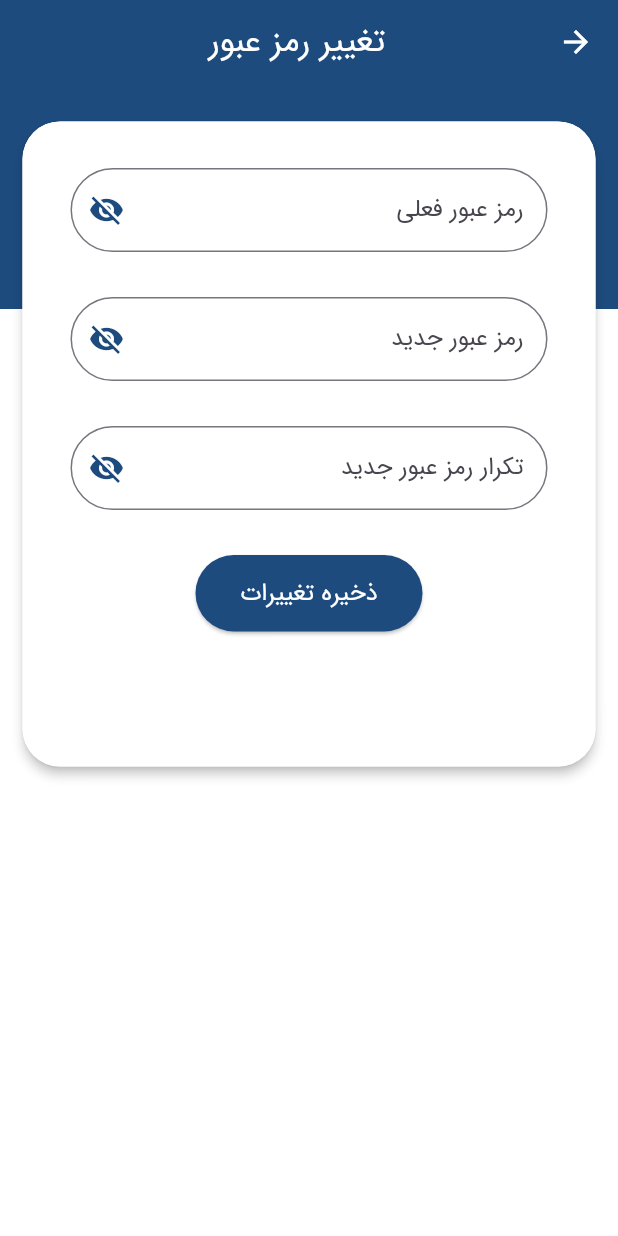
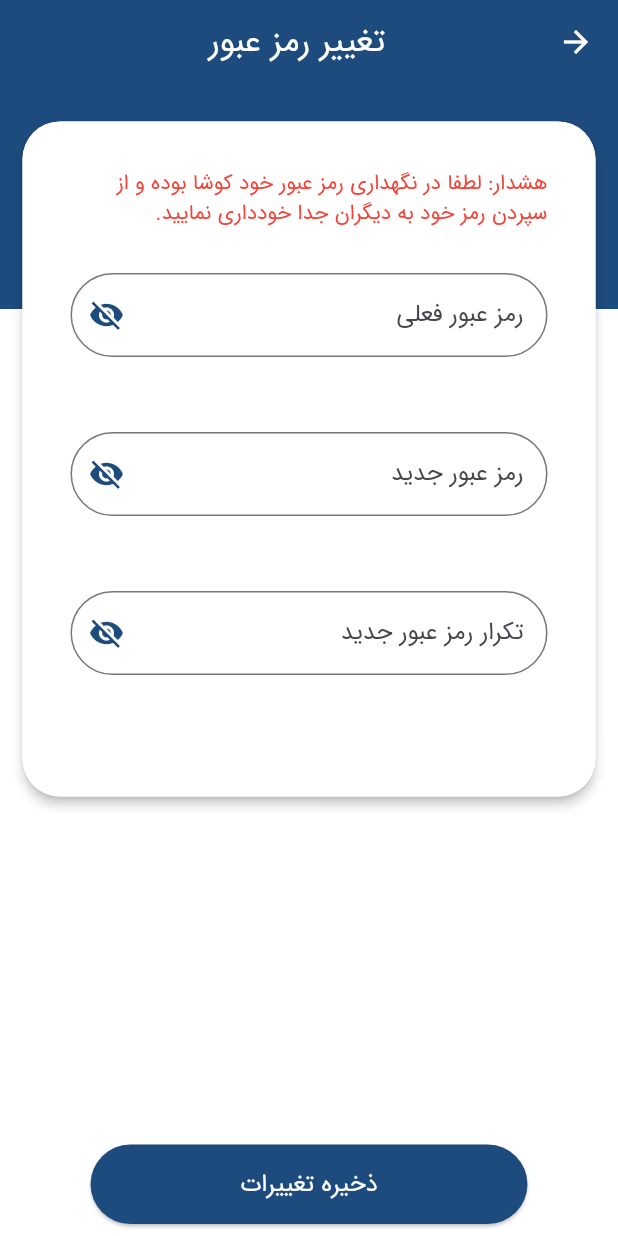
Before and after one commit to amirroohi/mobile-bank, a Flutter app: the ChangePasswordScreen screen opened directly, on a phone screen of 412 x 824 dp. Run offline on Flutter 3.47's test engine with Material 3 defaults, Android fonts, the phone set to English and light mode, and no system bars; our stand-ins replace card_swiper, dropdown_search, pinput, shared_preferences; missing offline and left inert: persian_number_utility; accounts and stored records are empty.

Commit message:
modified at 21/5/2025 08:45

```diff
--- a/lib/views/cards/cards_screen.dart
+++ b/lib/views/cards/cards_screen.dart
@@ -84,7 +84,7 @@ class _CardsScreenState extends State<CardsScreen> {
               ),
               const SizedBox(height: AppSizes.spacing),
               SizedBox(
-                height: AppSizes.cardHeight,
+                height: 250,
                 child: Swiper(
                   itemCount: filteredCards.length,
                   layout: SwiperLayout.TINDER,
--- a/lib/views/setting/change_password_screen.dart
+++ b/lib/views/setting/change_password_screen.dart
@@ -54,7 +54,7 @@ class _ChangePasswordScreenState extends State<ChangePasswordScreen> {
                     elevation: 3,
                     borderRadius: BorderRadius.circular(25),
                     child: Container(
-                      height: 430 ,
+                      height: 450,
                       padding: const EdgeInsets.symmetric(
                         horizontal: 0,
                         vertical: 15,
@@ -66,11 +66,8 @@ class _ChangePasswordScreenState extends State<ChangePasswordScreen> {
                       child: Column(
                         children: [
                           // Form Card
-                          Expanded(
-                            child: SingleChildScrollView(
-                              padding: const EdgeInsets.symmetric(
-                                horizontal: 16,
-                              ),
+                          SingleChildScrollView(
+                            padding: const EdgeInsets.symmetric(horizontal: 16),
                             child: Form(
                               key: _formKey,
                               child: Container(
@@ -80,10 +77,17 @@ class _ChangePasswordScreenState extends State<ChangePasswordScreen> {
                                   borderRadius: BorderRadius.circular(12),
                                 ),
                                 child: Column(
-                                    spacing: 30,
-                                    crossAxisAlignment:
-                                        CrossAxisAlignment.start,
+                                  spacing: 0,
+                                  crossAxisAlignment: CrossAxisAlignment.start,
                                   children: [
+                                    SizedBox(
+                                      height: 70,
+                                      child: Text(
+                                        "هشدار: لطفا در نگهداری رمز عبور خود کوشا بوده و از سپردن رمز خود به دیگران جدا خودداری نمایید. ",
+                                        textAlign: TextAlign.right,
+                                        style: TextStyle(color: Colors.red),
+                                      ),
+                                    ),
                                     _buildPasswordField(
                                       label: "رمز عبور فعلی",
                                       controller: _currentPasswordController,
@@ -102,8 +106,7 @@ class _ChangePasswordScreenState extends State<ChangePasswordScreen> {
                                       obscureText: _isObscureNew,
                                       toggleObscure: () {
                                         setState(
-                                            () =>
-                                                _isObscureNew = !_isObscureNew,
+                                          () => _isObscureNew = !_isObscureNew,
                                         );
                                       },
                                     ),
@@ -126,25 +129,8 @@ class _ChangePasswordScreenState extends State<ChangePasswordScreen> {
                                         return null;
                                       },
                                     ),
-                                        Center(
-                                          child: ElevatedButton(
-                                            onPressed: _handleChangePassword,
-                                            style: ElevatedButton.styleFrom(
-                                              backgroundColor: AppColors.primary,
-                                              foregroundColor: Colors.white,
-                                              padding: const EdgeInsets.symmetric(
-                                                vertical: 14,
-                                                horizontal: 30,
+                                  ],
                                 ),
-                                              shape: RoundedRectangleBorder(
-                                                borderRadius: BorderRadius.circular(
-                                                  50,
-                                                ),
-                                              ),
-                                            ),
-                                            child: const Text(
-                                              "ذخیره تغییرات",
-                                              style: TextStyle(fontSize: 16),
                               ),
                             ),
                           ),
@@ -153,8 +139,27 @@ class _ChangePasswordScreenState extends State<ChangePasswordScreen> {
                     ),
                   ),
                 ),
+                Positioned(
+                  bottom: 30,
+                  right: 0,
+                  left: 0,
+                  child: Center(
+                    child: ElevatedButton(
+                      onPressed: _handleChangePassword,
+                      style: ElevatedButton.styleFrom(
+                        backgroundColor: AppColors.primary,
+                        foregroundColor: Colors.white,
+                        padding: const EdgeInsets.symmetric(
+                          vertical: 15,
+                          horizontal: 100,
                         ),
-                        ],
+                        shape: RoundedRectangleBorder(
+                          borderRadius: BorderRadius.circular(50),
+                        ),
+                      ),
+                      child: const Text(
+                        "ذخیره تغییرات",
+                        style: TextStyle(fontSize: 16),
                       ),
                     ),
                   ),
@@ -174,7 +179,11 @@ class _ChangePasswordScreenState extends State<ChangePasswordScreen> {
     required VoidCallback toggleObscure,
     FormFieldValidator<String>? validator,
   }) {
-    return TextFormField(
+    return Padding(
+      padding: const EdgeInsets.only(bottom: 16.0),
+      child: SizedBox(
+        height: 90, // Enough height to include error text without layout shift
+        child: TextFormField(
           controller: controller,
           obscureText: obscureText,
           validator:
@@ -195,6 +204,9 @@ class _ChangePasswordScreenState extends State<ChangePasswordScreen> {
               ),
               onPressed: toggleObscure,
             ),
+            errorStyle: const TextStyle(height: 1.5), // Compact error text
+          ),
+        ),
       ),
     );
   }
--- a/lib/views/setting/profile_screen.dart
+++ b/lib/views/setting/profile_screen.dart
@@ -53,7 +53,7 @@ class _ProfileScreenState extends State<ProfileScreen> {
                   width: double.infinity,
                   color: AppColors.white,
                 ),
-                Container(height: 250, color: AppColors.primary),
+                Container(height: 150, color: AppColors.primary),
 
                 Positioned(
                   top: 75,
--- a/lib/views/transfer/transfer_type_screen.dart
+++ b/lib/views/transfer/transfer_type_screen.dart
@@ -35,10 +35,10 @@ class TransferTypeScreen extends StatelessWidget {
             Stack(
               children: [
                 ConstrainedBox(
-                  constraints: const BoxConstraints(minHeight: 770, maxHeight: 790),
+                  constraints: const BoxConstraints(minHeight: 770, maxHeight: 830),
                   child: Container(color: AppColors.white),
                 ),
-                Container(height: 250, color: AppColors.primary),
+                Container(height: 150, color: AppColors.primary),
                 Positioned(
                   top: 65,
                   left: 15,
--- a/lib/widgets/transfer_section.dart
+++ b/lib/widgets/transfer_section.dart
@@ -15,8 +15,8 @@ class TransferSection extends StatelessWidget {
     return Directionality(
       textDirection: TextDirection.rtl,
       child: Container(
-        margin: const EdgeInsets.all(12),
-        padding: const EdgeInsets.all(16),
+        margin: const EdgeInsets.fromLTRB(12,12,12,12),
+        padding: const EdgeInsets.fromLTRB(12,12,12,12),
         decoration: BoxDecoration(
           color: AppColors.white,
           borderRadius: BorderRadius.vertical(top: Radius.circular(20)),
@@ -24,6 +24,7 @@ class TransferSection extends StatelessWidget {
         child: Column(
           crossAxisAlignment: CrossAxisAlignment.start,
           children: [
+            // Center(child: IconButton(onPressed: (){}, icon: Icon(Icons.keyboard_double_arrow_up_sharp),iconSize: 28,)),
             // Title Row
             Row(
               mainAxisAlignment: MainAxisAlignment.spaceBetween,
```
Also changed, not shown: lib/views/setting/selected_list_screen.dart (+59 -9 lines), lib/views/setting/selected_services_mngmnt_screen.dart (+58 -30 lines), lib/widgets/service_item.dart (+35 -9 lines). Lines whose indentation alone changed are shown as unchanged.
